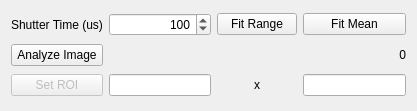
First picture: the form in cameracontrolsdialog.ui, repository SamDehaeck/GigaViewer, before the edit.
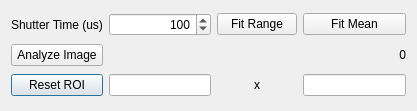
Second picture: the form after the edit.

```diff
--- a/cameracontrolsdialog.ui
+++ b/cameracontrolsdialog.ui
@@ -24,10 +24,10 @@
    <item row="4" column="0">
     <widget class="QPushButton" name="pushButton_2">
      <property name="enabled">
-      <bool>false</bool>
+      <bool>true</bool>
      </property>
      <property name="text">
-      <string>Set ROI</string>
+      <string>Reset ROI</string>
      </property>
     </widget>
    </item>
```
Left out of the diff: 6 changed lines with no effect on the pictures.
